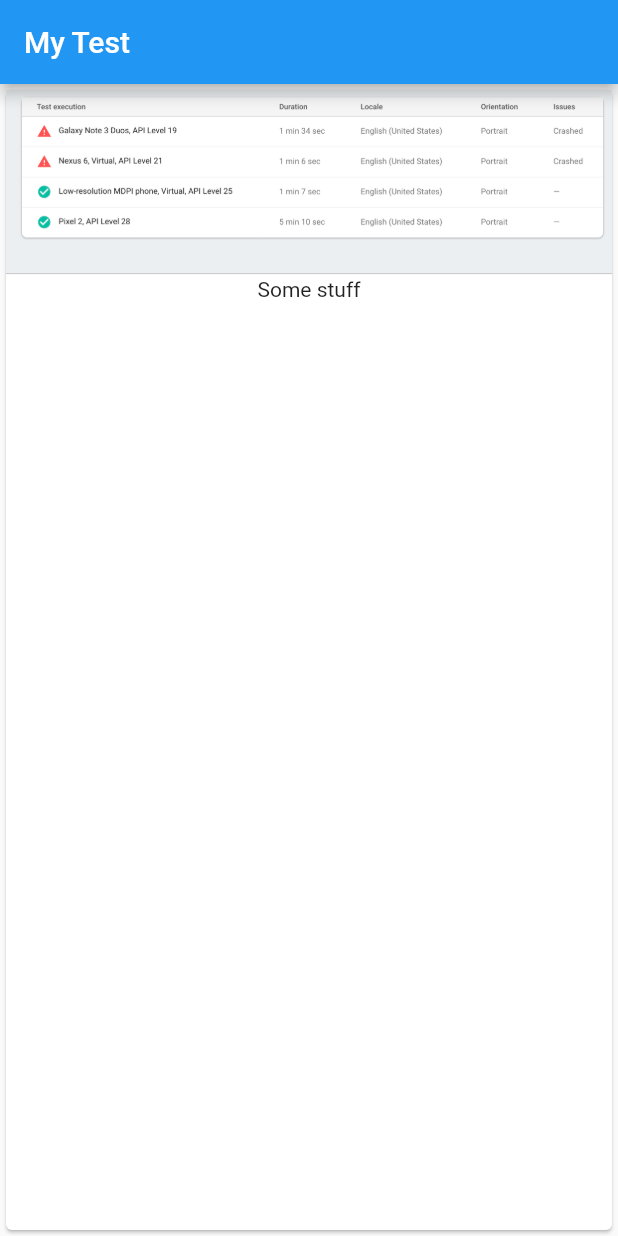
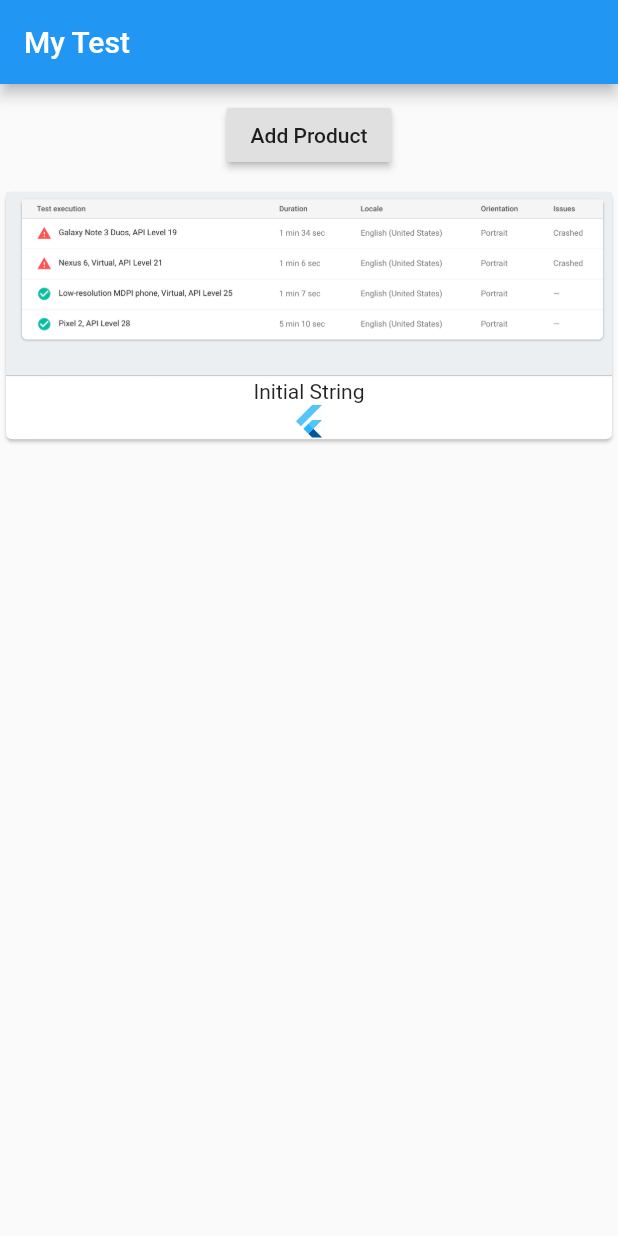
Before and after one commit to PGMacDesign/FlutterTesting, a Flutter app: the screen it shows after launch, on a phone screen of 412 x 824 dp. Run offline on Flutter 3.47's test engine with Material 2 defaults, Android fonts, the phone set to English and light mode, and no system bars.

Commit message:
Updating the logic to modularize the code and put it into different classes as well as added a button to generate and redraw views

```diff
--- a/lib/main.dart
+++ b/lib/main.dart
@@ -1,7 +1,13 @@
 //region Main Function
 
+/// NOTE! Use as few Stateful widgets as possible and use as many Stateless widgets as possible.
+
+/// Note on the stateful vs stateless widgets:
+/// Statelees: Input data (can change externally) --> Widget --> Renders the UI (Re-renders when onDatasetChanged() hits)
+/// Stateful: Input data (can change externally) --> Widget (internal state) --> Renders the UI (Re-renders when state data is changed)
 import 'package:flutter/material.dart';
 
+import './product_manager.dart';
 //import 'package:flutter/cupertino.dart';
 //import 'package:flutter/gestures.dart';
 
@@ -11,12 +17,37 @@ void main() {
 }
 
 //endregion
+/// NOTE! Use as few Stateful widgets as possible and use as many Stateless widgets as possible.
 
+///
 //region classes
 
 ///Core Root Widget. Following -- https://www.youtube.com/watch?v=6ZCz6Ylqk3A
 ///Come back to this after - https://github.com/2d-inc/developer_quest
 class MyApp extends StatelessWidget {
+  @override
+  Widget build(BuildContext context) {
+    // TODO: implement build
+    return new MaterialApp(
+	    home: Scaffold(
+		    appBar: new AppBar(
+			    title: new Text("My Test"),
+		    ),
+		    body: ProductManager("Initial String"),
+	    )
+    );
+  }
+//	@override
+//	State<StatefulWidget> createState() {
+//		return new _MyAppState();
+//	}
+
+}
+
+/// NOTE! You cannot change / handle data in a stateless widget! (Basically, it is static)
+/// The Underscore serves as "private" designation
+//class _MyAppState extends StatelessWidget {
+class _MyAppState extends StatelessWidget {
   ///Returns a {@link MaterialApp}
   @override
   Widget build(BuildContext context) {
@@ -25,27 +56,34 @@ class MyApp extends StatelessWidget {
         appBar: new AppBar(
           title: new Text("My Test"),
         ),
-	            body: new Card(
-		            //Allows multiple widgets within it (Top to bottom mapping)
-		            child: new Column(
-			            //Array of Children
+        body: new Column(
           children: <Widget>[
-//			                new Image(image: null),
-			                new Image.asset("assets/landscape_sample_photo.png"),
-				            new Text("Some stuff")
+            //Container used to be here
+            //Product Card went here
           ],
-		            ),
         ),
       ),
     );
   }
 
-    @override
-    StatelessElement createElement() {
-//	    return super.createElement();
-	    return new StatelessElement(this);
-    }
+//    @override
+//    StatelessElement createElement() {
+////	    return super.createElement();
+//	    return new StatelessElement(this);
+//    }
 
 }
 
 //endregion
+
+//region Class Functions
+
+void printStuff(var str) {
+  if (str == null) {
+    print("N/A");
+  } else {
+    print(str);
+  }
+}
+
+//endregion
--- /dev/null
+++ b/lib/product_manager.dart
@@ -0,0 +1,56 @@
+import 'package:flutter/material.dart';
+
+import './products.dart';
+
+class ProductManager extends StatefulWidget {
+  String startingProduct;
+
+  ProductManager(String startingPont) {
+    this.startingProduct = startingPont;
+  }
+
+  @override
+  State<StatefulWidget> createState() {
+    /// Note, the keyword below bypasses the need for a dedicated constructor + setting the fields + using them
+    return new _ProductManagerState();
+  }
+}
+
+class _ProductManagerState extends State<ProductManager> {
+  /// List is initialized as an Array
+//  List<String> _products = ["Food Tester"]; //If you use this, the first one in the list will be the String(s) here.
+  List<String> _products = [];
+
+
+    @override
+    void initState() {
+    	//Goes back up one tier to the *ProductManager* class.
+		this._products.add(widget.startingProduct);
+    	//Super is at the end on purpose
+    	super.initState();
+    }
+
+  @override
+  Widget build(BuildContext context) {
+    return new Column(children: [
+      new Container(
+        //Pixels that will be augmented by DP
+        margin: EdgeInsets.all(10.0),
+        child: new RaisedButton(
+          onPressed: () {
+            var s = "Button Clicked!";
+            var y = 1;
+            // This is similar to setting the adapter.setData(_products)
+            this.setState(() {
+              this._products.add("New Value");
+            });
+          },
+          // Ripple Color
+          splashColor: Colors.lightBlue,
+          child: new Text("Add Product"),
+        ),
+      ),
+      new Products(this._products),
+    ]);
+  }
+}
--- /dev/null
+++ b/lib/products.dart
@@ -0,0 +1,36 @@
+import 'package:flutter/material.dart';
+
+/// Better way is to use the stateless widget here since it allows for dddd
+class Products extends StatelessWidget {
+
+    List<String> _products;
+
+    Products(List<String> products){
+        this._products = products;
+    }
+
+    //Identical to the constructor above, shorthand way of writing it
+//    Products(this._products);
+
+    @override
+    Widget build(BuildContext context) {
+        return new Column(
+          children: _products.map((element) => new Card(
+            //Allows multiple widgets within it (Top to bottom mapping)
+            child: new Column(
+              //Array of Children
+              children: <Widget>[
+//			                new Image(image: null),
+                new Image.asset("assets/landscape_sample_photo.png"),
+                new Text(element),
+                new FlutterLogo(
+                  curve: Curves.fastLinearToSlowEaseIn,
+                ),
+              ],
+            ),
+          )).toList(
+                  growable: true
+          ),
+        );
+    }
+}
```
Lines whose indentation alone changed are shown as unchanged.
